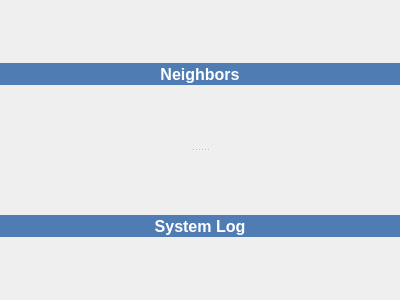
Before: the Qt Designer form trunk/UI/widgetactivity.ui in c3c/quazaa, drawn with Qt 5.
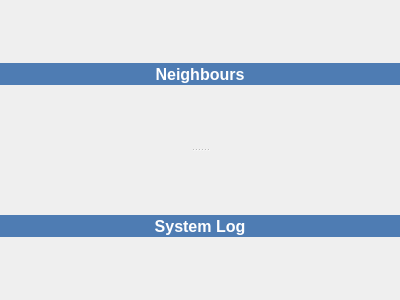
After: the same form once the commit is applied. Icons and pictures are not drawn.

Commit message: Renamed all instances of neighbors to neighbours. Fixed a compile warning in winmain.

```diff
--- a/trunk/UI/widgetactivity.ui
+++ b/trunk/UI/widgetactivity.ui
@@ -65,7 +65,7 @@
 </string>
          </property>
          <property name="text">
-          <string>Neighbors</string>
+          <string>Neighbours</string>
          </property>
          <property name="icon">
           <iconset resource="../Resource.qrc">
```
Left out of the diff: 6 changed lines with no effect on the pictures. The commit also changes 11 other files.
